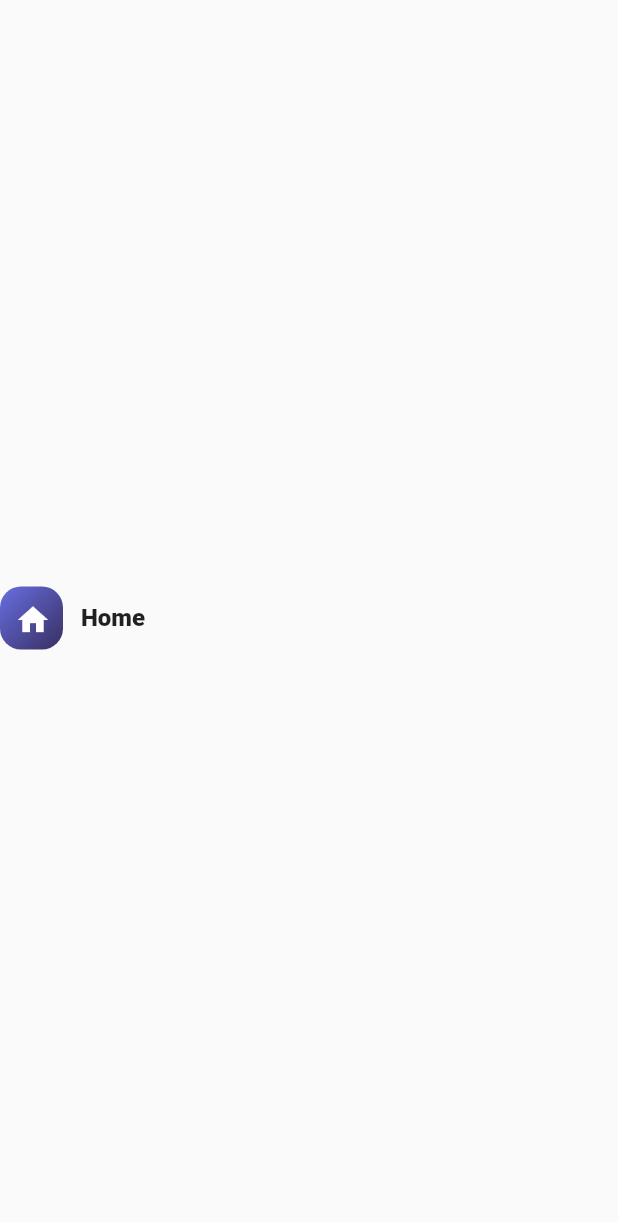
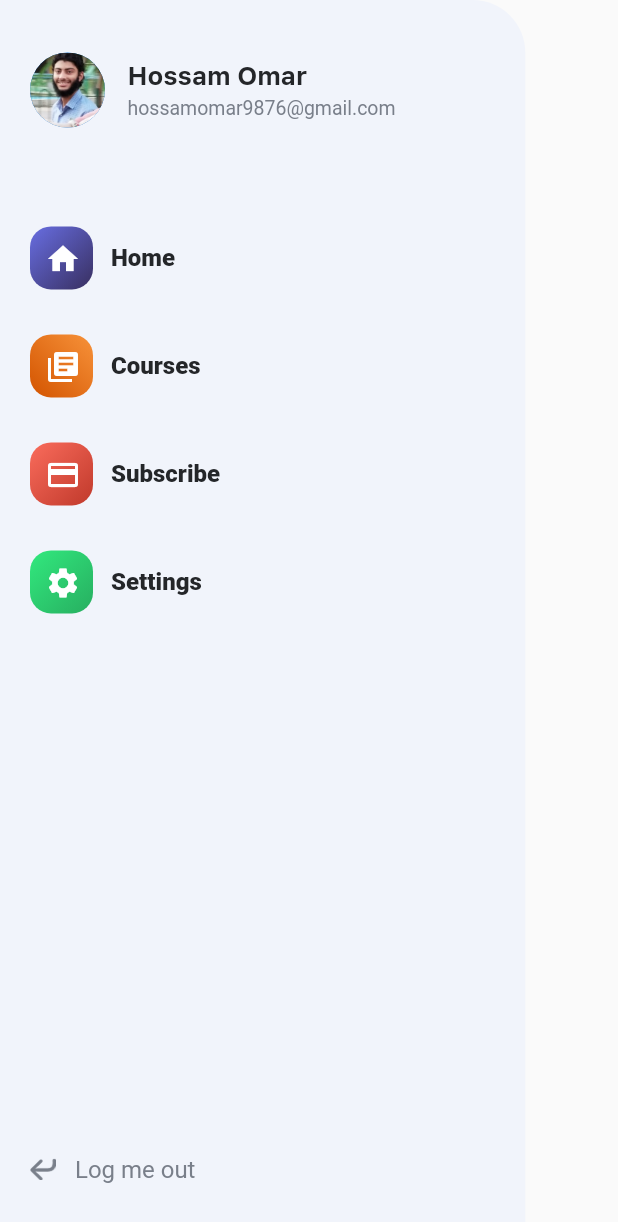
Before and after one commit to HossamMuhammedOmar/Course-APP-UI, a Flutter app: the screen it shows after launch, on a phone screen of 412 x 824 dp. Shown: the top 1222 px of the screen. Run offline on Flutter 3.47's test engine with Material 2 defaults, Android fonts, the phone set to English and light mode, and no system bars.

Commit message:
finish sidebar screen file

```diff
--- a/lib/main.dart
+++ b/lib/main.dart
@@ -1,5 +1,4 @@
-import 'package:course_ui/models/sidebar_model.dart';
-import 'package:course_ui/widgets/sidebar_widget.dart';
+import 'package:course_ui/screens/sidebar_screen.dart';
 import 'package:flutter/material.dart';
 
 void main() {
@@ -12,10 +11,7 @@ class MyApp extends StatelessWidget {
     return MaterialApp(
       debugShowCheckedModeBanner: false,
       home: Scaffold(
-        body: Center(
-            child: SidebarWidget(
-          item: sidebarItem[0],
-        )),
+        body: SidebarScreen(),
       ),
     );
   }
--- /dev/null
+++ b/lib/screens/sidebar_screen.dart
@@ -0,0 +1,97 @@
+import 'package:course_ui/constants.dart';
+import 'package:course_ui/models/sidebar_model.dart';
+import 'package:course_ui/widgets/sidebar_widget.dart';
+import 'package:flutter/material.dart';
+
+class SidebarScreen extends StatelessWidget {
+  @override
+  Widget build(BuildContext context) {
+    return Container(
+      height: MediaQuery.of(context).size.height,
+      width: MediaQuery.of(context).size.width * 0.85,
+      padding: EdgeInsets.symmetric(
+        vertical: 35.0,
+        horizontal: 20.0,
+      ),
+      decoration: BoxDecoration(
+        color: kSidebarBackgroundColor,
+        borderRadius: BorderRadius.only(
+          topRight: Radius.circular(35.0),
+        ),
+      ),
+      child: SafeArea(
+        child: Column(
+          children: [
+            Row(
+              children: [
+                CircleAvatar(
+                  radius: 25.0,
+                  backgroundImage: AssetImage('asset/images/myProfile.jpg'),
+                ),
+                SizedBox(
+                  width: 15.0,
+                ),
+                Column(
+                  crossAxisAlignment: CrossAxisAlignment.start,
+                  children: [
+                    Text(
+                      'Hossam Omar',
+                      style: kHeadlineLabelStyle,
+                    ),
+                    SizedBox(
+                      height: 4.0,
+                    ),
+                    Text(
+                      'hossamomar9876@gmail.com',
+                      style: kSearchPlaceholderStyle,
+                    ),
+                  ],
+                ),
+              ],
+            ),
+            SizedBox(
+              height: MediaQuery.of(context).size.height * 0.08,
+            ),
+            SidebarWidget(
+              item: sidebarItem[0],
+            ),
+            SizedBox(
+              height: 30.0,
+            ),
+            SidebarWidget(
+              item: sidebarItem[1],
+            ),
+            SizedBox(
+              height: 30.0,
+            ),
+            SidebarWidget(
+              item: sidebarItem[2],
+            ),
+            SizedBox(
+              height: 30.0,
+            ),
+            SidebarWidget(
+              item: sidebarItem[3],
+            ),
+            Spacer(),
+            Row(
+              children: [
+                Image.asset(
+                  'asset/icons/icon-logout.png',
+                  width: 17.0,
+                ),
+                SizedBox(
+                  width: 13.0,
+                ),
+                Text(
+                  'Log me out',
+                  style: kSecondaryCalloutLabelStyle,
+                )
+              ],
+            ),
+          ],
+        ),
+      ),
+    );
+  }
+}
--- a/lib/widgets/sidebar_widget.dart
+++ b/lib/widgets/sidebar_widget.dart
@@ -1,3 +1,4 @@
+import 'package:course_ui/constants.dart';
 import 'package:course_ui/models/sidebar_model.dart';
 import 'package:flutter/material.dart';
 
@@ -23,10 +24,7 @@ class SidebarWidget extends StatelessWidget {
         Container(
           child: Text(
             item.title,
-            style: TextStyle(
-              fontSize: 16.0,
-              fontWeight: FontWeight.w800,
-            ),
+            style: kCalloutLabelStyle,
           ),
         ),
       ],
```
Also changed, not shown: asset/images/myProfile.jpg (added).
